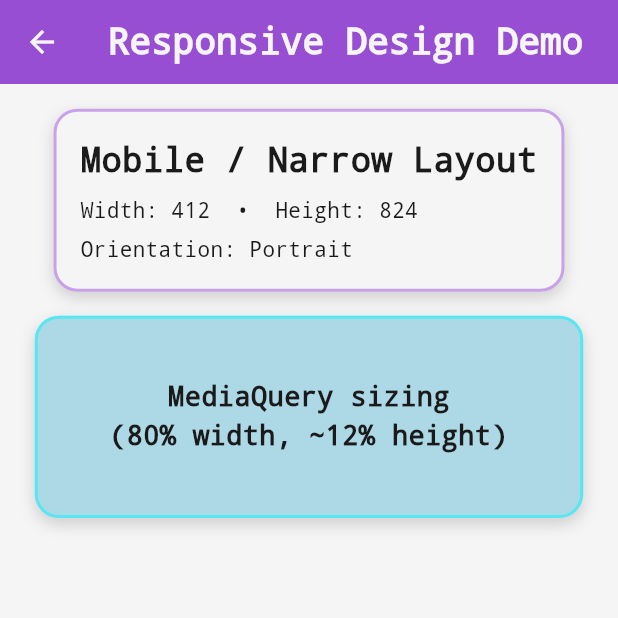
After one commit to kalviumcommunity/S81_DIVINE_FLUTTERAPP_TaskPilot, a Flutter app: the ResponsiveDesignDemo screen opened by its route, on a phone screen of 412 x 824 dp, the top half of it. The commit adds this screen. Run offline on Flutter 3.47's test engine with Material 3 defaults, Android fonts, the phone set to English and light mode, and no system bars.

Commit message:
feat: implemented responsive design using MediaQuery and LayoutBuilder

```diff
--- a/flutter_app/lib/main.dart
+++ b/flutter_app/lib/main.dart
@@ -9,6 +9,7 @@ import 'screens/scrollable_views.dart';
 import 'constants/retro_theme.dart';
 import 'screens/user_input_form.dart';
 import 'screens/state_management_demo.dart';
+import 'screens/responsive_design_demo.dart';
 
 void main() {
   runApp(const TaskPilotApp());
@@ -34,6 +35,7 @@ class TaskPilotApp extends StatelessWidget {
         '/scrollable-views': (context) => const ScrollableViewsScreen(),
         '/user-input-form': (context) => const UserInputForm(),
         '/state-management-demo': (context) => const StateManagementDemo(),
+        '/responsive-design-demo': (context) => const ResponsiveDesignDemo(),
 
         // Internal routes used by MultiScreenNavigationDemoScreen
         '/navigation/basic': (context) => const BasicExampleScreen(),
--- /dev/null
+++ b/flutter_app/lib/screens/responsive_design_demo.dart
@@ -0,0 +1,107 @@
+import 'package:flutter/material.dart';
+
+import '../constants/retro_theme.dart';
+import '../widgets/retro_widgets.dart';
+
+class ResponsiveDesignDemo extends StatelessWidget {
+  const ResponsiveDesignDemo({Key? key}) : super(key: key);
+
+  double _clampDouble(double value, double min, double max) {
+    if (value < min) return min;
+    if (value > max) return max;
+    return value;
+  }
+
+  @override
+  Widget build(BuildContext context) {
+    final mediaQuery = MediaQuery.of(context);
+    final screenWidth = mediaQuery.size.width;
+    final screenHeight = mediaQuery.size.height;
+    final isPortrait = mediaQuery.orientation == Orientation.portrait;
+
+    final horizontalPadding = _clampDouble(screenWidth * 0.05, 16, 36);
+    final verticalPadding = _clampDouble(screenHeight * 0.02, 12, 24);
+    final titleFontSize = _clampDouble(screenWidth * 0.055, 18, 28);
+
+    return Scaffold(
+      appBar: AppBar(title: const Text('Responsive Design Demo')),
+      body: LayoutBuilder(
+        builder: (context, constraints) {
+          final isTabletLayout = constraints.maxWidth >= 600;
+
+          final infoCard = RetroCard(
+            child: Column(
+              crossAxisAlignment: CrossAxisAlignment.start,
+              children: [
+                Text(
+                  isTabletLayout ? 'Tablet / Wide Layout' : 'Mobile / Narrow Layout',
+                  style: RetroTypography.retroHeadline.copyWith(
+                    fontSize: titleFontSize,
+                  ),
+                ),
+                const SizedBox(height: RetroSpacing.sm),
+                Text(
+                  'Width: ${screenWidth.toStringAsFixed(0)}  •  Height: ${screenHeight.toStringAsFixed(0)}',
+                  style: RetroTypography.retroBody,
+                ),
+                const SizedBox(height: 6),
+                Text(
+                  'Orientation: ${isPortrait ? 'Portrait' : 'Landscape'}',
+                  style: RetroTypography.retroBody,
+                ),
+              ],
+            ),
+          );
+
+          final responsiveContainer = RetroCard(
+            backgroundColor: RetroColors.pastelBlue,
+            borderColor: RetroColors.neonCyan,
+            child: SizedBox(
+              width: screenWidth * 0.8,
+              height: _clampDouble(screenHeight * 0.12, 84, 140),
+              child: Center(
+                child: Text(
+                  'MediaQuery sizing\n(80% width, ~12% height)',
+                  textAlign: TextAlign.center,
+                  style: RetroTypography.retroTitle.copyWith(
+                    color: RetroColors.retroBlack,
+                  ),
+                ),
+              ),
+            ),
+          );
+
+          final content = isTabletLayout
+              ? Row(
+                  crossAxisAlignment: CrossAxisAlignment.start,
+                  children: [
+                    Expanded(child: infoCard),
+                    const SizedBox(width: 16),
+                    Expanded(child: responsiveContainer),
+                  ],
+                )
+              : Column(
+                  children: [
+                    infoCard,
+                    const SizedBox(height: 16),
+                    responsiveContainer,
+                  ],
+                );
+
+          return Padding(
+            padding: EdgeInsets.symmetric(
+              horizontal: horizontalPadding,
+              vertical: verticalPadding,
+            ),
+            child: Center(
+              child: ConstrainedBox(
+                constraints: const BoxConstraints(maxWidth: 1000),
+                child: content,
+              ),
+            ),
+          );
+        },
+      ),
+    );
+  }
+}
--- a/flutter_app/lib/screens/responsive_layout.dart
+++ b/flutter_app/lib/screens/responsive_layout.dart
@@ -23,6 +23,10 @@ class ResponsiveLayout extends StatelessWidget {
               PopupMenuItem(
                 value: '/state-management-demo',
                 child: Text('State Management Demo'),
+              ),
+              PopupMenuItem(
+                value: '/responsive-design-demo',
+                child: Text('Responsive Design Demo'),
               ),
             ],
           ),
```
Also changed, not shown: 1 other file.
